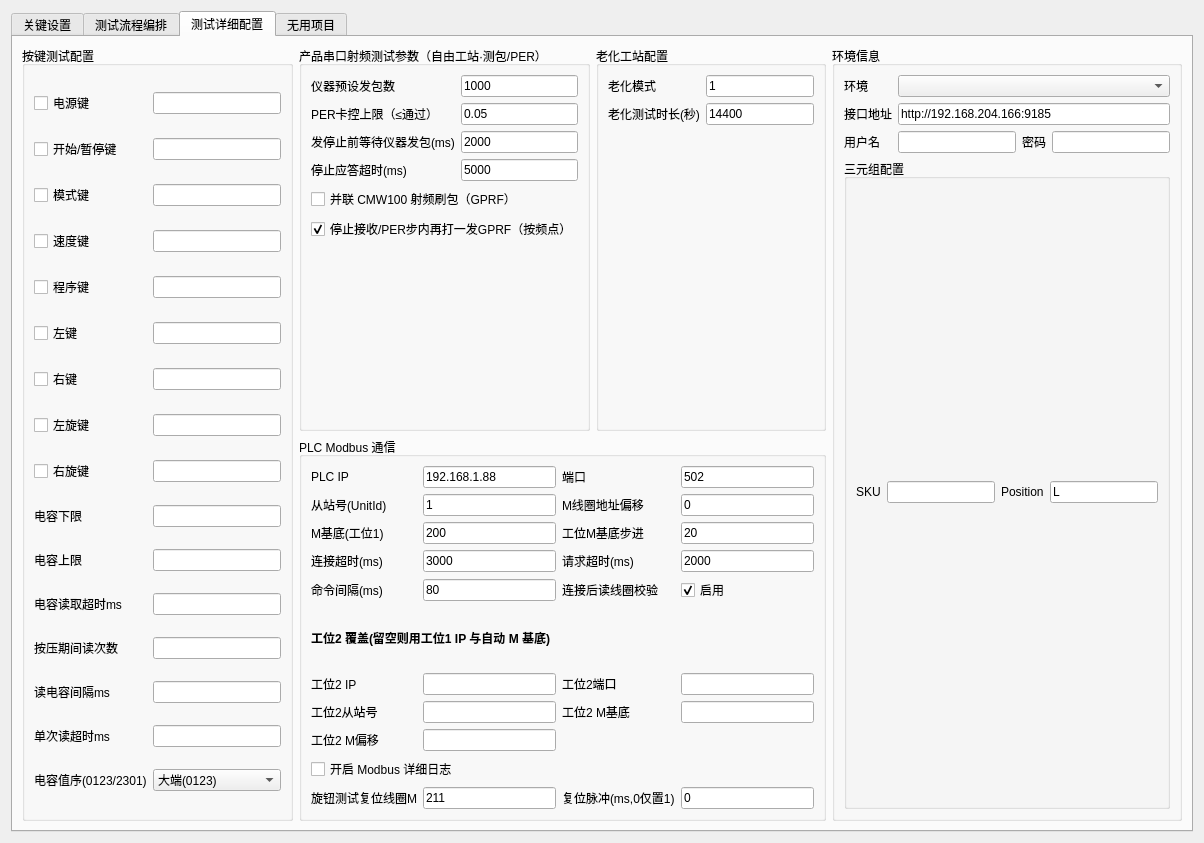
This is platform/settings/qsetting.ui in yuhuang163/test as Qt 5 draws it before an edit. The edited form follows.
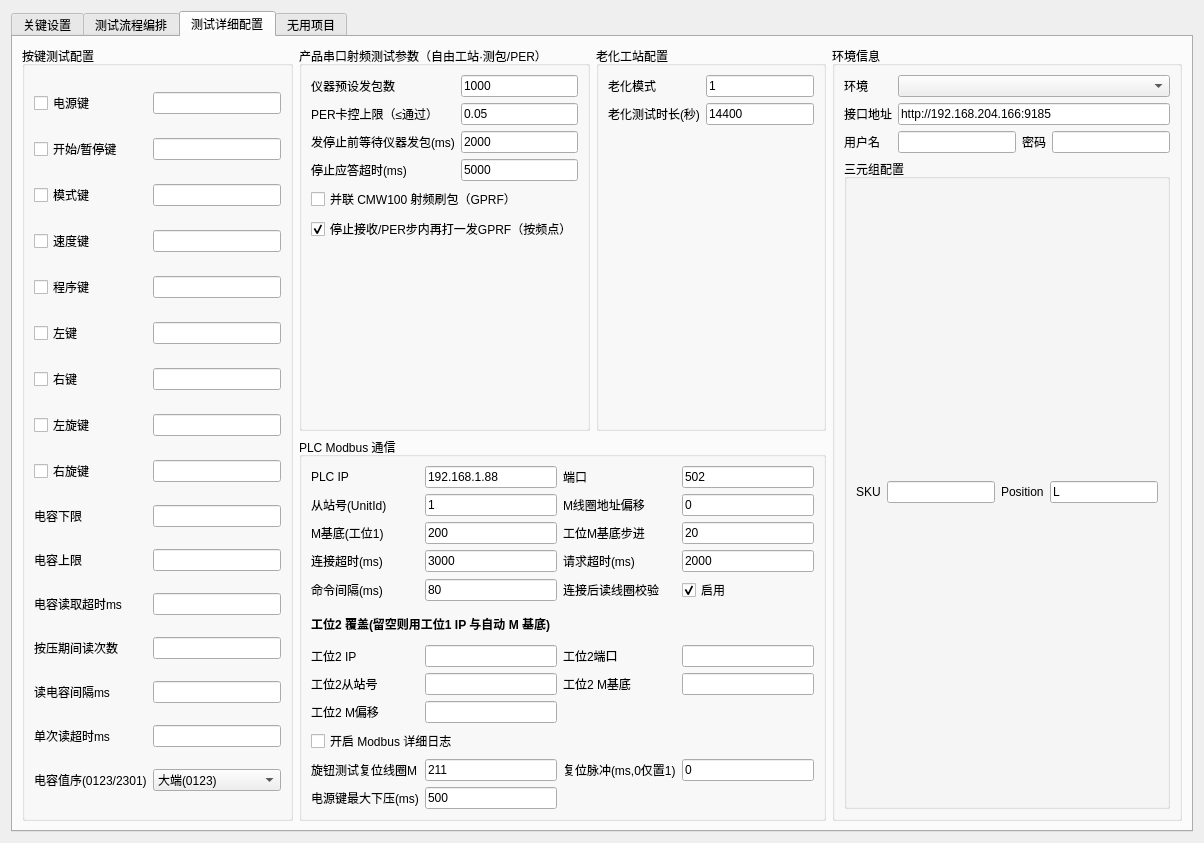
This is the edited form. The open tabs and pages were chosen to show the change.

Commit message: 电源按键500ms

```diff
--- a/platform/settings/qsetting.ui
+++ b/platform/settings/qsetting.ui
@@ -1583,6 +1583,23 @@
             </property>
            </widget>
           </item>
+          <item row="11" column="0">
+           <widget class="QLabel" name="label_plcPowerKeyMaxPressMs">
+            <property name="text">
+             <string>电源键最大下压(ms)</string>
+            </property>
+           </widget>
+          </item>
+          <item row="11" column="1">
+           <widget class="QLineEdit" name="lineEdit_plcPowerKeyMaxPressMs">
+            <property name="toolTip">
+             <string>电源键(index=6)等待到位上限；超时仍 StepDone/抬起，防止长按关机。0=不限制。</string>
+            </property>
+            <property name="text">
+             <string>500</string>
+            </property>
+           </widget>
+          </item>
           <item row="0" column="0">
            <widget class="QLabel" name="label_plcIp">
             <property name="text">
```
The commit also changes 4 other files.
